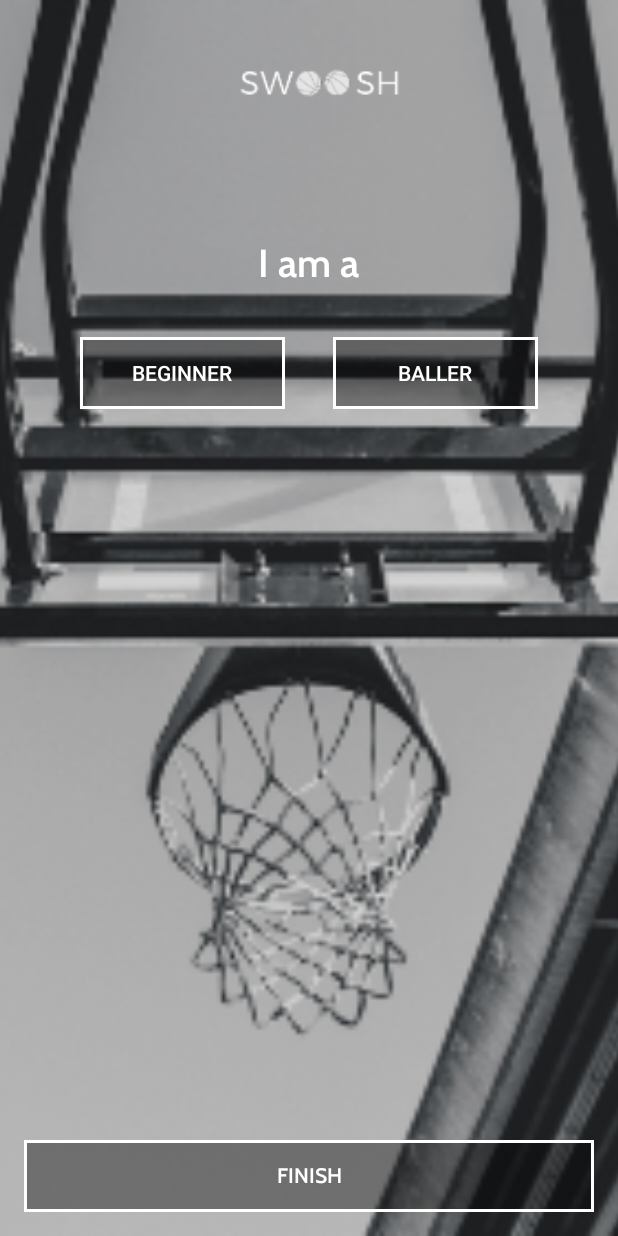
After one commit to decoded-cipher/Swoosh, an Android app: the SkillActivity screen opened directly, with no data from a screen before it, on a phone screen of 412 x 824 dp. The commit adds this screen. Run offline under Robolectric (Android 15) with nearby library versions, the phone set to English and light mode, and no system bars.

Commit message:
Skill Activity Page

```diff
--- a/app/src/main/AndroidManifest.xml
+++ b/app/src/main/AndroidManifest.xml
@@ -9,6 +9,8 @@
             android:roundIcon="@mipmap/ic_launcher_round"
             android:supportsRtl="true"
             android:theme="@style/AppTheme">
+        <activity android:name=".SkillActivity">
+        </activity>
         <activity android:name=".BaseActivity">
         </activity>
         <activity android:name=".LeagueActivity">
--- a/app/src/main/java/com/example/swoosh/LeagueActivity.kt
+++ b/app/src/main/java/com/example/swoosh/LeagueActivity.kt
@@ -1,7 +1,9 @@
 package com.example.swoosh
 
+import android.content.Intent
 import android.support.v7.app.AppCompatActivity
 import android.os.Bundle
+import android.view.View
 
 class LeagueActivity : BaseActivity() {
 
@@ -9,4 +11,9 @@ class LeagueActivity : BaseActivity() {
         super.onCreate(savedInstanceState)
         setContentView(R.layout.activity_league)
     }
+
+    fun leagueNextClicked(view: View)  {
+        val skillActivity = Intent(this, SkillActivity::class.java )
+        startActivity(skillActivity)
+    }
 }
--- /dev/null
+++ b/app/src/main/java/com/example/swoosh/SkillActivity.kt
@@ -0,0 +1,12 @@
+package com.example.swoosh
+
+import android.support.v7.app.AppCompatActivity
+import android.os.Bundle
+
+class SkillActivity : AppCompatActivity() {
+
+    override fun onCreate(savedInstanceState: Bundle?) {
+        super.onCreate(savedInstanceState)
+        setContentView(R.layout.activity_skill)
+    }
+}
--- a/app/src/main/res/layout/activity_league.xml
+++ b/app/src/main/res/layout/activity_league.xml
@@ -37,10 +37,10 @@
             android:orientation="vertical"
             android:layout_width="0dp"
             android:layout_height="wrap_content"
-            app:layout_constraintEnd_toEndOf="parent" android:layout_marginEnd="16dp"
-            app:layout_constraintStart_toStartOf="parent" android:layout_marginStart="16dp"
+            app:layout_constraintEnd_toEndOf="parent" android:layout_marginEnd="24dp"
+            app:layout_constraintStart_toStartOf="parent" android:layout_marginStart="24dp"
             android:layout_marginTop="35dp" app:layout_constraintTop_toBottomOf="@+id/textView4"
-            android:layout_marginBottom="8dp" app:layout_constraintBottom_toTopOf="@+id/button2"
+            android:layout_marginBottom="8dp" app:layout_constraintBottom_toTopOf="@+id/leagueNextButton"
             app:layout_constraintVertical_bias="0.004">
         <ToggleButton
                 android:text="Mens"
@@ -64,10 +64,11 @@
             android:text="NEXT"
             android:layout_width="0dp"
             android:layout_height="wrap_content"
-            android:id="@+id/button2" app:layout_constraintEnd_toEndOf="parent" android:layout_marginEnd="8dp"
-            app:layout_constraintStart_toStartOf="parent" android:layout_marginStart="8dp"
-            android:layout_marginBottom="8dp" app:layout_constraintBottom_toBottomOf="@+id/imageView3"
+            android:id="@+id/leagueNextButton" app:layout_constraintEnd_toEndOf="parent" android:layout_marginEnd="16dp"
+            app:layout_constraintStart_toStartOf="parent" android:layout_marginStart="16dp"
+            android:layout_marginBottom="16dp" app:layout_constraintBottom_toBottomOf="@+id/imageView3"
             android:background="@drawable/swoosh_button" android:textColor="#FFFFFF"
-            android:fontFamily="@font/cabin_semibold" android:textAlignment="center"/>
+            android:fontFamily="@font/cabin_semibold" android:textAlignment="center"
+            android:onClick="leagueNextClicked"/>
 
 </android.support.constraint.ConstraintLayout>
--- a/app/src/main/res/layout/activity_main.xml
+++ b/app/src/main/res/layout/activity_main.xml
@@ -53,9 +53,9 @@
             android:text="GET STARTED"
             android:layout_width="0dp"
             android:layout_height="wrap_content"
-            android:id="@+id/getStartedButton" app:layout_constraintEnd_toEndOf="parent" android:layout_marginEnd="8dp"
-            app:layout_constraintStart_toStartOf="parent" android:layout_marginStart="8dp"
+            android:id="@+id/getStartedButton" app:layout_constraintEnd_toEndOf="parent" android:layout_marginEnd="16dp"
+            app:layout_constraintStart_toStartOf="parent" android:layout_marginStart="16dp"
             app:layout_constraintHorizontal_bias="0.0" android:fontFamily="@font/cabin_semibold"
             android:textSize="15sp" android:textColor="#FFFFFF" android:background="@drawable/swoosh_button"
-            android:layout_marginBottom="8dp" app:layout_constraintBottom_toBottomOf="parent"/>
+            android:layout_marginBottom="16dp" app:layout_constraintBottom_toBottomOf="parent"/>
 </android.support.constraint.ConstraintLayout>
--- /dev/null
+++ b/app/src/main/res/layout/activity_skill.xml
@@ -0,0 +1,68 @@
+<?xml version="1.0" encoding="utf-8"?>
+<android.support.constraint.ConstraintLayout
+        xmlns:android="http://schemas.android.com/apk/res/android"
+        xmlns:tools="http://schemas.android.com/tools"
+        xmlns:app="http://schemas.android.com/apk/res-auto"
+        android:layout_width="match_parent"
+        android:layout_height="match_parent"
+        tools:context=".SkillActivity">
+
+    <ImageView
+            android:layout_width="0dp"
+            android:layout_height="0dp" app:srcCompat="@drawable/beginnerballerbg"
+            android:id="@+id/imageView4"
+            app:layout_constraintTop_toTopOf="parent"
+            app:layout_constraintBottom_toBottomOf="parent" app:layout_constraintEnd_toEndOf="parent"
+            app:layout_constraintStart_toStartOf="parent"
+            android:scaleType="centerCrop"/>
+    <ImageView
+            android:layout_width="110dp"
+            android:layout_height="40dp" app:srcCompat="@drawable/swooshlogo"
+            android:id="@+id/imageView2" app:layout_constraintEnd_toEndOf="parent"
+            android:layout_marginEnd="8dp" app:layout_constraintStart_toStartOf="parent"
+            android:layout_marginStart="8dp"
+            app:layout_constraintHorizontal_bias="0.529" android:layout_marginTop="35dp"
+            app:layout_constraintTop_toTopOf="@+id/imageView4"/>
+    <TextView
+            android:text="I am a"
+            android:layout_width="wrap_content"
+            android:layout_height="wrap_content"
+            android:id="@+id/textView5" android:textColor="#FFFFFF"
+            android:fontFamily="@font/cabin_semibold" android:textSize="26dp" android:layout_marginEnd="8dp"
+            app:layout_constraintEnd_toEndOf="parent" android:layout_marginStart="8dp"
+            app:layout_constraintStart_toStartOf="parent" android:layout_marginTop="84dp"
+            app:layout_constraintTop_toBottomOf="@+id/imageView2" app:layout_constraintHorizontal_bias="0.498"/>
+    <LinearLayout
+            android:orientation="horizontal"
+            android:layout_width="305dp"
+            android:layout_height="61dp"
+            app:layout_constraintEnd_toEndOf="parent" android:layout_marginEnd="16dp"
+            app:layout_constraintStart_toStartOf="parent" android:layout_marginStart="16dp"
+            android:layout_marginTop="32dp" app:layout_constraintTop_toBottomOf="@+id/textView5"
+            android:layout_marginBottom="8dp" app:layout_constraintBottom_toTopOf="@+id/button"
+            app:layout_constraintVertical_bias="0.0">
+        <ToggleButton
+                android:text="BEGINNER"
+                android:layout_width="wrap_content"
+                android:layout_height="wrap_content" android:id="@+id/toggleButton5" android:layout_weight="1"
+                android:background="@drawable/swoosh_toggle" android:textColor="#FFFFFF" android:textOff="BEGINNER"
+                android:textOn="BEGINNER" android:layout_marginRight="16dp"/>
+        <ToggleButton
+                android:text="BALLER"
+                android:layout_width="wrap_content"
+                android:layout_height="wrap_content" android:id="@+id/toggleButton6" android:layout_weight="1"
+                android:background="@drawable/swoosh_toggle" android:textColor="#FFFFFF" android:textOff="BALLER"
+                android:textOn="BALLER" android:layout_marginLeft="16dp"/>
+    </LinearLayout>
+    <Button
+            android:text="FINISH"
+            android:layout_width="0dp"
+            android:layout_height="wrap_content"
+            android:id="@+id/button" app:layout_constraintEnd_toEndOf="parent" android:layout_marginEnd="16dp"
+            app:layout_constraintStart_toStartOf="parent" android:layout_marginStart="16dp"
+            android:layout_marginBottom="16dp" app:layout_constraintBottom_toBottomOf="@+id/imageView4"
+            android:textColor="#FFFFFF" android:background="@drawable/swoosh_button"
+            android:fontFamily="@font/cabin_semibold"/>
+
+
+</android.support.constraint.ConstraintLayout>
```
